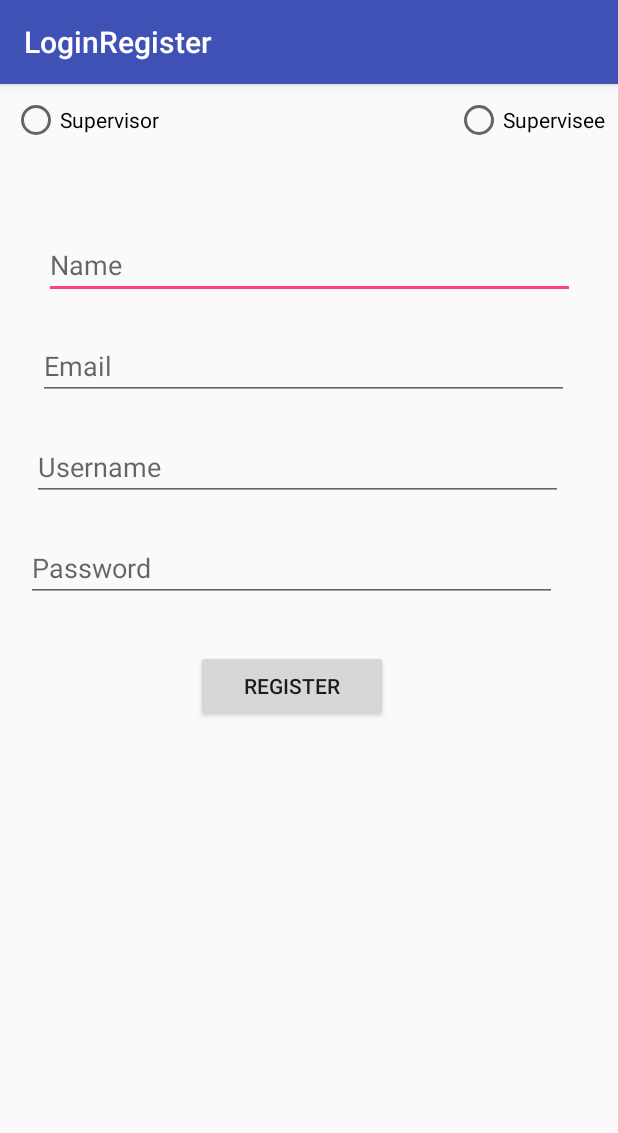
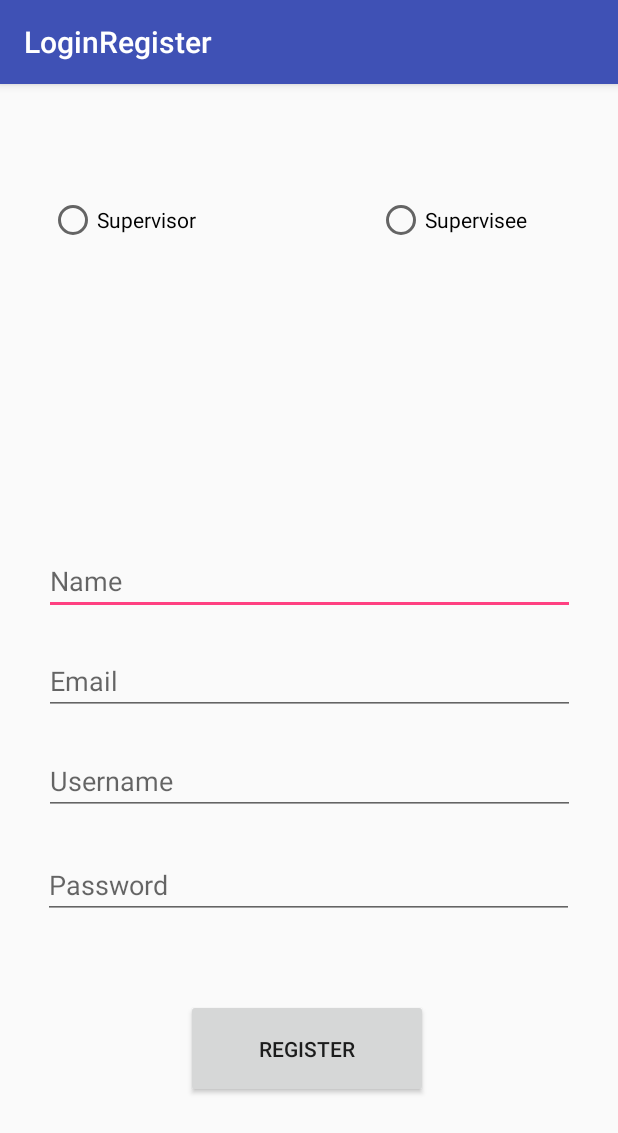
Before and after one commit to Aditi137/Pineapple, an Android app: the RegisterActivity screen opened directly, with no data from a screen before it, on a phone screen of 412 x 824 dp. Shown: the top 1133 px of the screen. Run offline under Robolectric (Android 15) with nearby library versions, the phone set to English and light mode, and no system bars; our stand-ins replace Volley.

Commit message:
Register function now working

```diff
--- a/LoginRegister/app/src/main/res/layout/activity_register.xml
+++ b/LoginRegister/app/src/main/res/layout/activity_register.xml
@@ -4,34 +4,9 @@
     xmlns:tools="http://schemas.android.com/tools"
     android:layout_width="match_parent"
     android:layout_height="match_parent"
-    tools:context="com.example.sgc.loginregister.RegisterActivity">
-
-    <RadioGroup
-        android:layout_width="1dp"
-        android:layout_height="587dp"
-        tools:layout_editor_absoluteY="8dp"
-        tools:layout_editor_absoluteX="8dp">
-
-        <RadioButton
-            android:id="@+id/rbSupervisor"
-            android:layout_width="wrap_content"
-            android:layout_height="wrap_content"
-            android:text="Supervisor"
-            android:layout_marginLeft="8dp"
-            app:layout_constraintLeft_toLeftOf="parent"
-            app:layout_constraintTop_toTopOf="parent"
-            android:layout_marginTop="8dp"/>
-
-        <RadioButton
-            android:id="@+id/rbSupervisee"
-            android:layout_width="wrap_content"
-            android:layout_height="wrap_content"
-            android:text="RadioButton"
-            tools:layout_editor_absoluteX="138dp"
-            tools:layout_editor_absoluteY="487dp" />
-
-
-    </RadioGroup>
+    tools:context="com.example.sgc.loginregister.RegisterActivity"
+    tools:layout_editor_absoluteY="81dp"
+    tools:layout_editor_absoluteX="0dp">
 
     <EditText
         android:id="@+id/etName"
@@ -40,14 +15,10 @@
         android:ems="10"
         android:hint="Name"
         android:inputType="textPersonName"
-        app:layout_constraintTop_toTopOf="parent"
-        android:layout_marginTop="100dp"
-        android:layout_marginRight="8dp"
-        app:layout_constraintRight_toRightOf="parent"
-        android:layout_marginLeft="8dp"
+        android:layout_marginBottom="23dp"
+        app:layout_constraintBottom_toTopOf="@+id/etEmail"
         app:layout_constraintLeft_toLeftOf="parent"
-        android:layout_marginStart="8dp"
-        android:layout_marginEnd="8dp" />
+        app:layout_constraintRight_toRightOf="parent" />
 
     <EditText
         android:id="@+id/etEmail"
@@ -56,12 +27,10 @@
         android:ems="10"
         android:hint="Email"
         android:inputType="textEmailAddress"
-        android:layout_marginRight="8dp"
-        app:layout_constraintRight_toRightOf="@+id/etName"
-        app:layout_constraintLeft_toLeftOf="@+id/etName"
-        android:layout_marginTop="24dp"
-        app:layout_constraintTop_toBottomOf="@+id/etName"
-        android:layout_marginEnd="8dp" />
+        app:layout_constraintLeft_toLeftOf="parent"
+        app:layout_constraintRight_toRightOf="parent"
+        android:layout_marginBottom="23dp"
+        app:layout_constraintBottom_toTopOf="@+id/etUserName" />
 
     <EditText
         android:id="@+id/etUserName"
@@ -70,12 +39,10 @@
         android:ems="10"
         android:hint="Username"
         android:inputType="textPersonName"
-        android:layout_marginRight="8dp"
-        app:layout_constraintRight_toRightOf="@+id/etEmail"
-        app:layout_constraintLeft_toLeftOf="@+id/etEmail"
-        android:layout_marginTop="24dp"
-        app:layout_constraintTop_toBottomOf="@+id/etEmail"
-        android:layout_marginEnd="8dp" />
+        android:layout_marginBottom="26dp"
+        app:layout_constraintBottom_toTopOf="@+id/etPassword"
+        app:layout_constraintLeft_toLeftOf="parent"
+        app:layout_constraintRight_toRightOf="parent" />
 
     <EditText
         android:id="@+id/etPassword"
@@ -84,46 +51,51 @@
         android:ems="10"
         android:hint="Password"
         android:inputType="textPassword"
-        android:layout_marginRight="8dp"
-        app:layout_constraintRight_toRightOf="@+id/etUserName"
-        app:layout_constraintLeft_toLeftOf="@+id/etUserName"
-        android:layout_marginTop="24dp"
-        app:layout_constraintTop_toBottomOf="@+id/etUserName"
-        android:layout_marginEnd="8dp" />
+        app:layout_constraintLeft_toLeftOf="parent"
+        app:layout_constraintRight_toRightOf="parent"
+        android:layout_marginBottom="53dp"
+        app:layout_constraintBottom_toTopOf="@+id/bRegister"
+        app:layout_constraintHorizontal_bias="0.491" />
 
     <Button
         android:id="@+id/bRegister"
-        android:layout_width="128dp"
-        android:layout_height="48dp"
+        android:layout_width="161dp"
+        android:layout_height="66dp"
         android:text="Register"
+        app:layout_constraintLeft_toLeftOf="parent"
+        app:layout_constraintRight_toRightOf="parent"
+        app:layout_constraintBottom_toBottomOf="parent"
+        android:layout_marginBottom="92dp"
         android:layout_marginRight="8dp"
-        app:layout_constraintRight_toRightOf="@+id/etPassword"
-        android:layout_marginLeft="8dp"
-        app:layout_constraintLeft_toLeftOf="@+id/etPassword"
-        android:layout_marginTop="32dp"
-        app:layout_constraintTop_toBottomOf="@+id/etPassword"
-        android:layout_marginStart="8dp"
-        android:layout_marginEnd="8dp" />
+        app:layout_constraintHorizontal_bias="0.512"
+        tools:layout_editor_absoluteY="445dp" />
 
-    <RadioButton
-        android:id="@+id/radioButton3"
-        android:layout_width="wrap_content"
-        android:layout_height="wrap_content"
-        android:text="Supervisor"
-        android:layout_marginLeft="8dp"
+    <RadioGroup
+        android:layout_width="347dp"
+        android:layout_height="66dp"
+        android:orientation='horizontal'
+        android:layout_marginBottom="27dp"
+        app:layout_constraintBottom_toTopOf="@+id/etName"
         app:layout_constraintLeft_toLeftOf="parent"
-        app:layout_constraintTop_toTopOf="parent"
-        android:layout_marginTop="8dp" />
-
-    <RadioButton
-        android:id="@+id/radioButton4"
-        android:layout_width="wrap_content"
-        android:layout_height="wrap_content"
-        android:text="Supervisee"
-        android:layout_marginRight="8dp"
         app:layout_constraintRight_toRightOf="parent"
         app:layout_constraintTop_toTopOf="parent"
-        android:layout_marginTop="8dp" />
+        android:layout_marginTop="8dp"
+        app:layout_constraintVertical_bias="0.32">
+
+        <RadioButton
+            android:id="@+id/rbsupervisor"
+            android:layout_width="wrap_content"
+            android:layout_height="wrap_content"
+            android:layout_weight="1"
+            android:text="Supervisor" />
+
+        <RadioButton
+            android:id="@+id/rbsupervisee"
+            android:layout_width="wrap_content"
+            android:layout_height="wrap_content"
+            android:layout_weight="0.23"
+            android:text="Supervisee" />
+    </RadioGroup>
 
 
 </android.support.constraint.ConstraintLayout>
```
Also changed, not shown: LoginRegister/app/src/main/java/com/example/sgc/loginregister/LoginActivity.java (+4 -4 lines), LoginRegister/app/src/main/java/com/example/sgc/loginregister/RegisterActivity.java (+37 -13 lines), LoginRegister/app/src/main/java/com/example/sgc/loginregister/RegisterRequest.java (+3 -4 lines), 7 other files.
